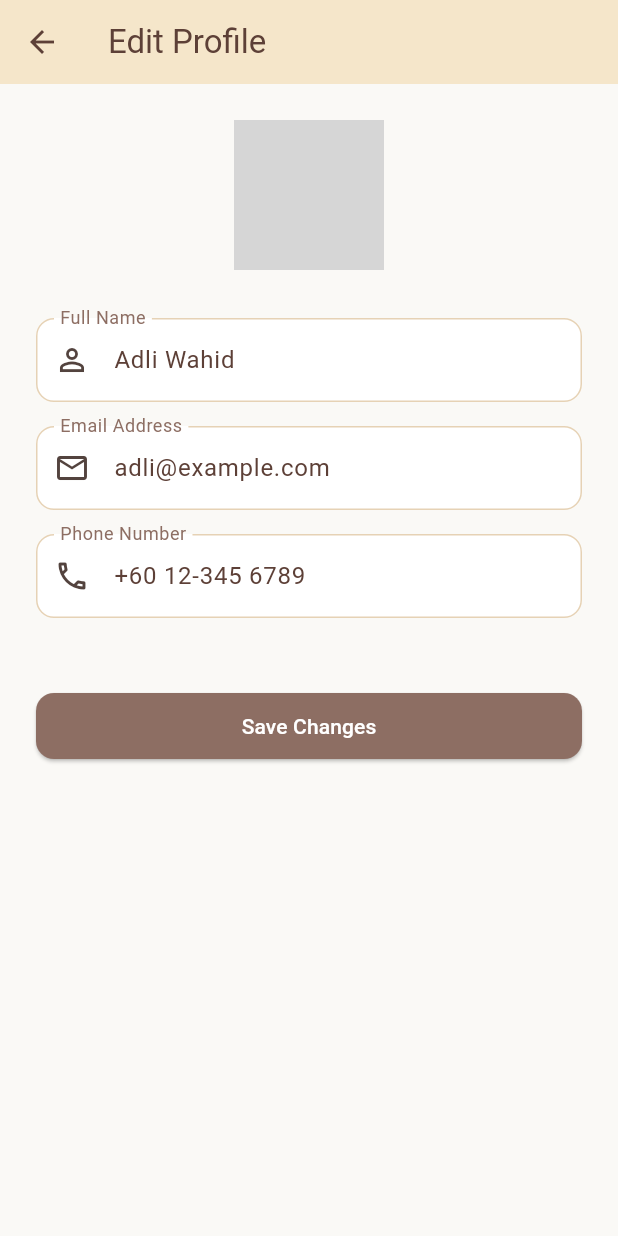
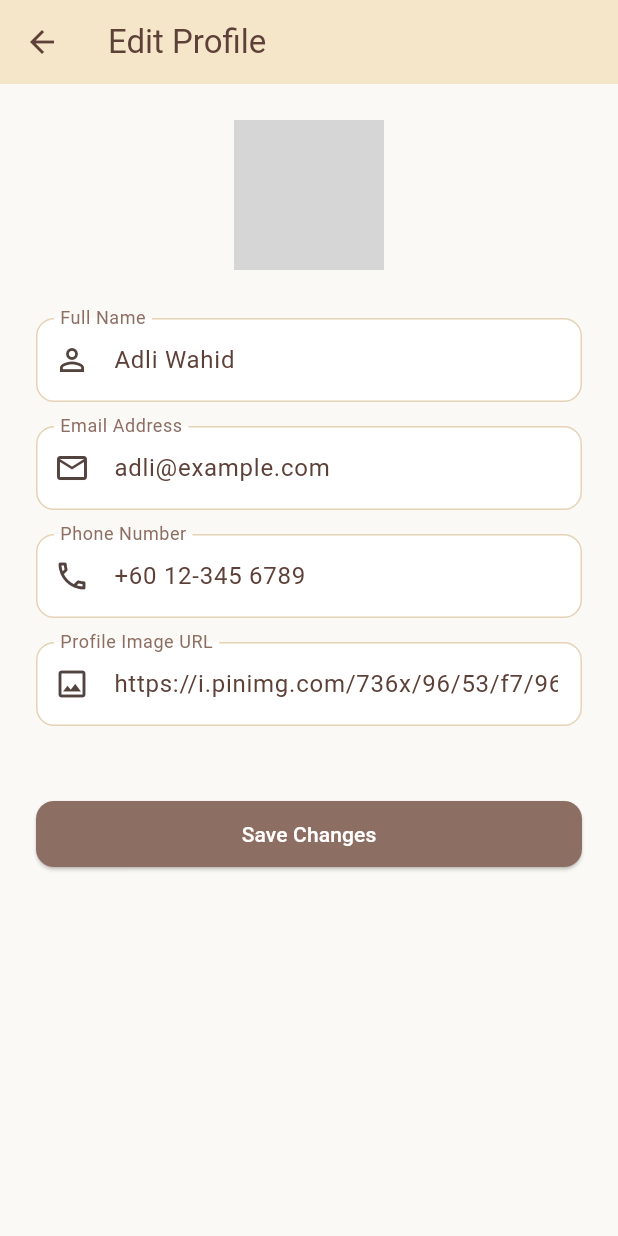
Before and after one commit to nanenmalik/SwiftRetreat, a Flutter app: the ProfileScreen screen opened directly, after a tap on "Edit Profile", on a phone screen of 412 x 824 dp. Run offline on Flutter 3.47's test engine with Material 3 defaults, Android fonts, the phone set to English and light mode, and no system bars; network calls fail; grey boxes are pictures that could not be loaded.

Commit message:
feat: enhance profile editing with dynamic data handling and image URL input

```diff
--- a/swiftretreat/lib/screens/profile/edit_profile_screen.dart
+++ b/swiftretreat/lib/screens/profile/edit_profile_screen.dart
@@ -10,9 +10,57 @@ class EditProfileScreen extends StatefulWidget {
 
 class _EditProfileScreenState extends State<EditProfileScreen> {
   final _formKey = GlobalKey<FormState>();
-  final _nameController = TextEditingController(text: 'Adli Wahid');
-  final _emailController = TextEditingController(text: 'adli@example.com');
-  final _phoneController = TextEditingController(text: '+60 12-345 6789');
+  late TextEditingController _nameController;
+  late TextEditingController _emailController;
+  late TextEditingController _phoneController;
+  late TextEditingController _imageController;
+
+  bool _initialized = false;
+  String _imageUrl =
+      'https://images.unsplash.com/photo-1507003211169-0a1dd7228f2d?fit=crop&w=200&h=200';
+
+  @override
+  void initState() {
+    super.initState();
+    _nameController = TextEditingController();
+    _emailController = TextEditingController();
+    _phoneController = TextEditingController();
+    _imageController = TextEditingController();
+  }
+
+  @override
+  void didChangeDependencies() {
+    super.didChangeDependencies();
+    if (!_initialized) {
+      final args =
+          ModalRoute.of(context)?.settings.arguments as Map<String, dynamic>?;
+      if (args != null) {
+        _nameController.text = args['name'] ?? 'Adli Wahid';
+        _emailController.text = args['email'] ?? 'adli@example.com';
+        _phoneController.text = args['phone'] ?? '+60 12-345 6789';
+        if (args['image'] != null) {
+          _imageUrl = args['image'];
+          _imageController.text = _imageUrl;
+        }
+      } else {
+        // Fallbacks if no args passed (e.g. direct nav/testing)
+        _nameController.text = 'Adli Wahid';
+        _emailController.text = 'adli@example.com';
+        _phoneController.text = '+60 12-345 6789';
+        _imageController.text = _imageUrl;
+      }
+      _initialized = true;
+    }
+  }
+
+  @override
+  void dispose() {
+    _nameController.dispose();
+    _emailController.dispose();
+    _phoneController.dispose();
+    _imageController.dispose();
+    super.dispose();
+  }
 
   @override
   Widget build(BuildContext context) {
@@ -27,12 +75,13 @@ class _EditProfileScreenState extends State<EditProfileScreen> {
               Center(
                 child: Stack(
                   children: [
-                    const CircleAvatar(
+                    CircleAvatar(
                       radius: 50,
                       backgroundColor: AppTheme.mocha,
-                      backgroundImage: NetworkImage(
-                        'https://images.unsplash.com/photo-1507003211169-0a1dd7228f2d?fit=crop&w=200&h=200',
-                      ),
+                      backgroundImage: NetworkImage(_imageUrl),
+                      onBackgroundImageError: (_, __) {
+                        // Fallback or handle error
+                      },
                     ),
                     Positioned(
                       bottom: 0,
@@ -91,13 +140,32 @@ class _EditProfileScreenState extends State<EditProfileScreen> {
                 ),
                 keyboardType: TextInputType.phone,
               ),
+              const SizedBox(height: 16),
+              TextFormField(
+                controller: _imageController,
+                decoration: const InputDecoration(
+                  labelText: 'Profile Image URL',
+                  prefixIcon: Icon(Icons.image_outlined),
+                  hintText: 'https://...',
+                ),
+                onChanged: (value) {
+                  setState(() {
+                    _imageUrl = value;
+                  });
+                },
+              ),
               const SizedBox(height: 48),
               SizedBox(
                 width: double.infinity,
                 child: ElevatedButton(
                   onPressed: () {
                     if (_formKey.currentState!.validate()) {
-                      Navigator.pop(context);
+                      Navigator.pop(context, {
+                        'name': _nameController.text,
+                        'email': _emailController.text,
+                        'phone': _phoneController.text,
+                        'image': _imageController.text,
+                      });
                       ScaffoldMessenger.of(context).showSnackBar(
                         const SnackBar(
                           content: Text('Profile updated successfully!'),
--- a/swiftretreat/lib/screens/profile/profile_screen.dart
+++ b/swiftretreat/lib/screens/profile/profile_screen.dart
@@ -1,8 +1,18 @@
 import 'package:flutter/material.dart';
 import '../../theme/app_theme.dart';
 
-class ProfileScreen extends StatelessWidget {
+class ProfileScreen extends StatefulWidget {
   const ProfileScreen({super.key});
+
+  @override
+  State<ProfileScreen> createState() => _ProfileScreenState();
+}
+
+class _ProfileScreenState extends State<ProfileScreen> {
+  String _name = 'Adli Wahid';
+  String _email = 'adli@example.com';
+  String _profileImage =
+      'https://i.pinimg.com/736x/96/53/f7/9653f749c03eb888c0dde626b925437b.jpg';
 
   @override
   Widget build(BuildContext context) {
@@ -15,28 +25,42 @@ class ProfileScreen extends StatelessWidget {
         padding: const EdgeInsets.all(24),
         child: Column(
           children: [
-            const CircleAvatar(
+            CircleAvatar(
               radius: 50,
               backgroundColor: AppTheme.mocha,
-              backgroundImage: NetworkImage(
-                'https://images.unsplash.com/photo-1507003211169-0a1dd7228f2d?fit=crop&w=200&h=200',
-              ),
+              backgroundImage: NetworkImage(_profileImage),
             ),
             const SizedBox(height: 16),
             Text(
-              'Adli Wahid',
+              _name,
               style: Theme.of(
                 context,
               ).textTheme.headlineSmall?.copyWith(fontWeight: FontWeight.bold),
             ),
-            Text('adli@example.com', style: TextStyle(color: Colors.grey[600])),
+            Text(_email, style: TextStyle(color: Colors.grey[600])),
             const SizedBox(height: 32),
             _buildProfileItem(
               context,
               Icons.person_outline,
               'Edit Profile',
-              () {
-                Navigator.pushNamed(context, '/edit-profile');
+              () async {
+                final result = await Navigator.pushNamed(
+                  context,
+                  '/edit-profile',
+                  arguments: {
+                    'name': _name,
+                    'email': _email,
+                    'image': _profileImage,
+                  },
+                );
+
+                if (result != null && result is Map<String, dynamic>) {
+                  setState(() {
+                    _name = result['name'] ?? _name;
+                    _email = result['email'] ?? _email;
+                    _profileImage = result['image'] ?? _profileImage;
+                  });
+                }
               },
             ),
             _buildProfileItem(
```
